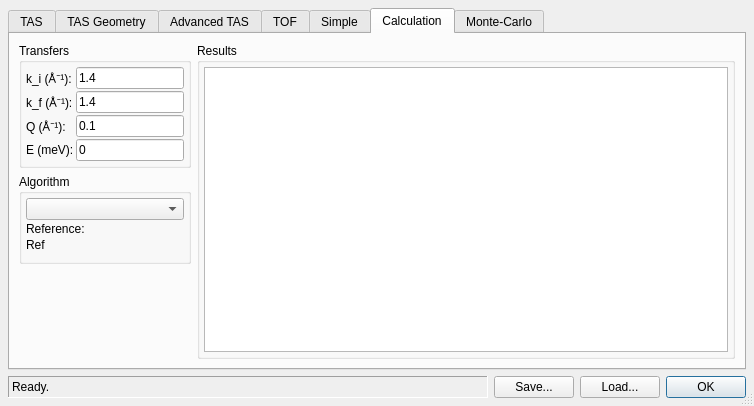
This is ui/reso.ui in tweber-ill/frm_mirror-takin1 as Qt 5 draws it before an edit. The edited form follows.
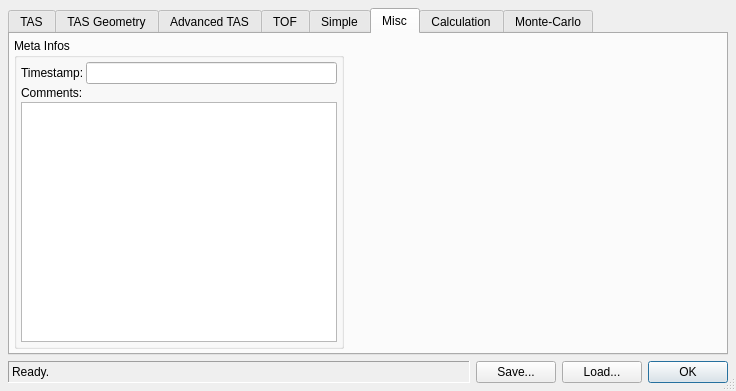
This is the edited form. The open tabs and pages were chosen to show the change.

Commit message: added comments to reso files

```diff
--- a/ui/reso.ui
+++ b/ui/reso.ui
@@ -6,8 +6,8 @@
    <rect>
     <x>0</x>
     <y>0</y>
-    <width>754</width>
-    <height>406</height>
+    <width>736</width>
+    <height>391</height>
    </rect>
   </property>
   <property name="windowTitle">
@@ -72,13 +72,19 @@
    <item row="0" column="0" colspan="4">
     <widget class="QTabWidget" name="tabWidget">
      <property name="currentIndex">
-      <number>0</number>
+      <number>6</number>
      </property>
      <widget class="QWidget" name="tabCN">
       <attribute name="title">
        <string>TAS</string>
       </attribute>
       <layout class="QGridLayout" name="gridLayout_2">
+       <property name="margin">
+        <number>4</number>
+       </property>
+       <property name="spacing">
+        <number>2</number>
+       </property>
        <item row="1" column="0">
         <widget class="QGroupBox" name="groupBox_5">
          <property name="sizePolicy">
@@ -654,6 +660,12 @@
        <string>TAS Geometry</string>
       </attribute>
       <layout class="QGridLayout" name="gridLayout_3">
+       <property name="margin">
+        <number>4</number>
+       </property>
+       <property name="spacing">
+        <number>2</number>
+       </property>
        <item row="0" column="3">
         <widget class="QGroupBox" name="groupBox_17">
          <property name="title">
@@ -1550,6 +1562,12 @@
        <string>Advanced TAS</string>
       </attribute>
       <layout class="QGridLayout" name="gridLayout_9">
+       <property name="margin">
+        <number>4</number>
+       </property>
+       <property name="spacing">
+        <number>2</number>
+       </property>
        <item row="0" column="2">
         <widget class="QGroupBox" name="groupBox_18">
          <property name="sizePolicy">
@@ -1778,6 +1796,12 @@
        <string>TOF</string>
       </attribute>
       <layout class="QGridLayout" name="gridLayout_14">
+       <property name="margin">
+        <number>4</number>
+       </property>
+       <property name="spacing">
+        <number>2</number>
+       </property>
        <item row="0" column="0">
         <widget class="QGroupBox" name="groupBox_20">
          <property name="title">
@@ -2386,11 +2410,17 @@
        </item>
       </layout>
      </widget>
-     <widget class="QWidget" name="tab">
+     <widget class="QWidget" name="tabSimple">
       <attribute name="title">
        <string>Simple</string>
       </attribute>
       <layout class="QGridLayout" name="gridLayout_16">
+       <property name="margin">
+        <number>4</number>
+       </property>
+       <property name="spacing">
+        <number>2</number>
+       </property>
        <item row="0" column="0">
         <widget class="QGroupBox" name="groupBox_26">
          <property name="title">
@@ -2580,11 +2610,82 @@
        </item>
       </layout>
      </widget>
+     <widget class="QWidget" name="tabMisc">
+      <attribute name="title">
+       <string>Misc</string>
+      </attribute>
+      <layout class="QGridLayout" name="gridLayout_18">
+       <property name="margin">
+        <number>4</number>
+       </property>
+       <property name="spacing">
+        <number>2</number>
+       </property>
+       <item row="0" column="0">
+        <widget class="QGroupBox" name="groupBox_29">
+         <property name="title">
+          <string>Meta Infos</string>
+         </property>
+         <layout class="QGridLayout" name="gridLayout_17">
+          <property name="margin">
+           <number>4</number>
+          </property>
+          <property name="spacing">
+           <number>2</number>
+          </property>
+          <item row="0" column="0">
+           <widget class="QLabel" name="label_9">
+            <property name="text">
+             <string>Timestamp:</string>
+            </property>
+           </widget>
+          </item>
+          <item row="0" column="1">
+           <widget class="QLineEdit" name="editTimestamp">
+            <property name="readOnly">
+             <bool>true</bool>
+            </property>
+           </widget>
+          </item>
+          <item row="1" column="0" colspan="2">
+           <widget class="QLabel" name="label_10">
+            <property name="text">
+             <string>Comments:</string>
+            </property>
+           </widget>
+          </item>
+          <item row="2" column="0" colspan="2">
+           <widget class="QTextEdit" name="textComment"/>
+          </item>
+         </layout>
+        </widget>
+       </item>
+       <item row="0" column="1">
+        <spacer name="horizontalSpacer">
+         <property name="orientation">
+          <enum>Qt::Horizontal</enum>
+         </property>
+         <property name="sizeHint" stdset="0">
+          <size>
+           <width>378</width>
+           <height>20</height>
+          </size>
+         </property>
+        </spacer>
+       </item>
+      </layout>
+     </widget>
      <widget class="QWidget" name="tabCalc">
       <attribute name="title">
        <string>Calculation</string>
       </attribute>
       <layout class="QGridLayout" name="gridLayout_4">
+       <property name="margin">
+        <number>4</number>
+       </property>
+       <property name="spacing">
+        <number>2</number>
+       </property>
        <item row="0" column="0">
         <widget class="QGroupBox" name="groupBox_4">
          <property name="sizePolicy">
@@ -2762,6 +2863,12 @@
        <string>Monte-Carlo</string>
       </attribute>
       <layout class="QGridLayout" name="gridLayout_6">
+       <property name="margin">
+        <number>4</number>
+       </property>
+       <property name="spacing">
+        <number>2</number>
+       </property>
        <item row="1" column="0" rowspan="2">
         <widget class="QGroupBox" name="groupBox_11">
          <property name="sizePolicy">
```
Left out of the diff: 10 changed lines with no effect on the pictures. The commit also changes 3 other files.
